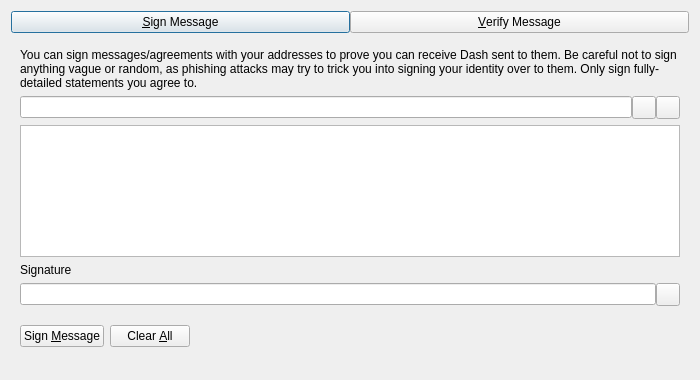
Old version of the form src/qt/forms/signverifymessagedialog.ui in the repository diabasecoin/diabase.
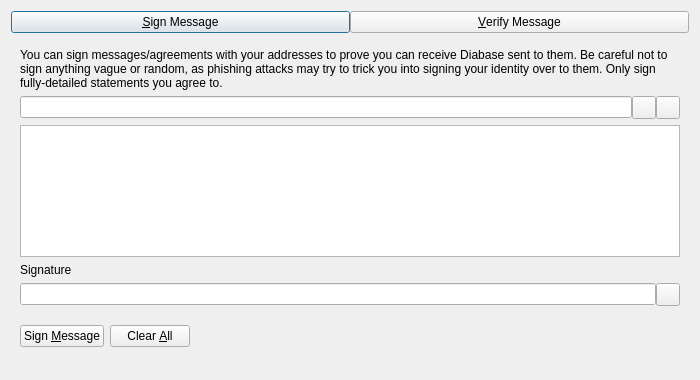
New version of the form. Custom widgets are drawn as their Qt base class.

```diff
--- a/src/qt/forms/signverifymessagedialog.ui
+++ b/src/qt/forms/signverifymessagedialog.ui
@@ -63,7 +63,7 @@
        <item>
         <widget class="QLabel" name="infoLabel_SM">
          <property name="text">
-          <string>You can sign messages/agreements with your addresses to prove you can receive Dash sent to them. Be careful not to sign anything vague or random, as phishing attacks may try to trick you into signing your identity over to them. Only sign fully-detailed statements you agree to.</string>
+          <string>You can sign messages/agreements with your addresses to prove you can receive Diabase sent to them. Be careful not to sign anything vague or random, as phishing attacks may try to trick you into signing your identity over to them. Only sign fully-detailed statements you agree to.</string>
          </property>
          <property name="textFormat">
           <enum>Qt::PlainText</enum>
```
Left out of the diff: 8 changed lines with no effect on the pictures.
